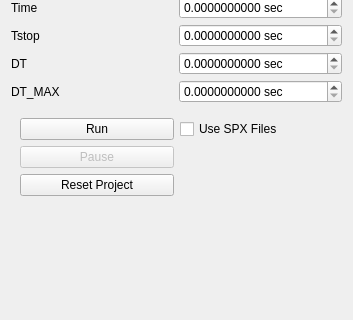
Before: the Qt Designer form gui/uifiles/run.ui in truongd8593/mfix, drawn with Qt 5; both pictures show x 0 to 353 and y 173 to 493 of the 353 by 493 pixel window.
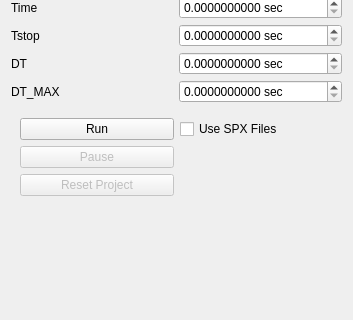
After: the same form once the commit is applied. Custom widgets are drawn as their Qt base class.

Commit message: fix test_run_disabled_no_exe

Diff of the .ui file:
```diff
--- a/gui/uifiles/run.ui
+++ b/gui/uifiles/run.ui
@@ -663,7 +663,7 @@
       <item row="3" column="0">
        <widget class="QPushButton" name="button_reset_mfix">
         <property name="enabled">
-         <bool>true</bool>
+         <bool>false</bool>
         </property>
         <property name="toolTip">
          <string>Remove output and restart files</string>
```
The commit also changes 1 other file.
